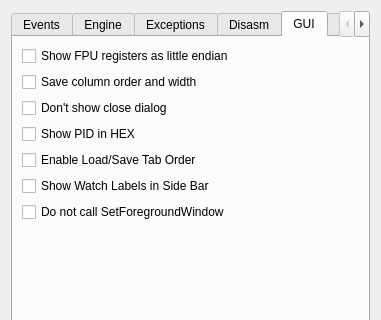
Qt form src/gui/Src/Gui/SettingsDialog.ui (x64dbg/x64dbg) before a commit; both pictures show x 0 to 381 and y 0 to 320 of the 381 by 460 pixel window.
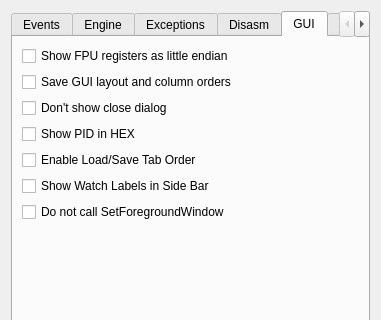
The same form after that commit. The open tabs and pages were chosen to show the change. Icons and pictures are not drawn.

```diff
--- a/src/gui/Src/Gui/SettingsDialog.ui
+++ b/src/gui/Src/Gui/SettingsDialog.ui
@@ -483,7 +483,7 @@
        <item>
         <widget class="QCheckBox" name="chkSaveColumnOrder">
          <property name="text">
-          <string>Save column order and width</string>
+          <string>Save GUI layout and column orders</string>
          </property>
         </widget>
        </item>
```
